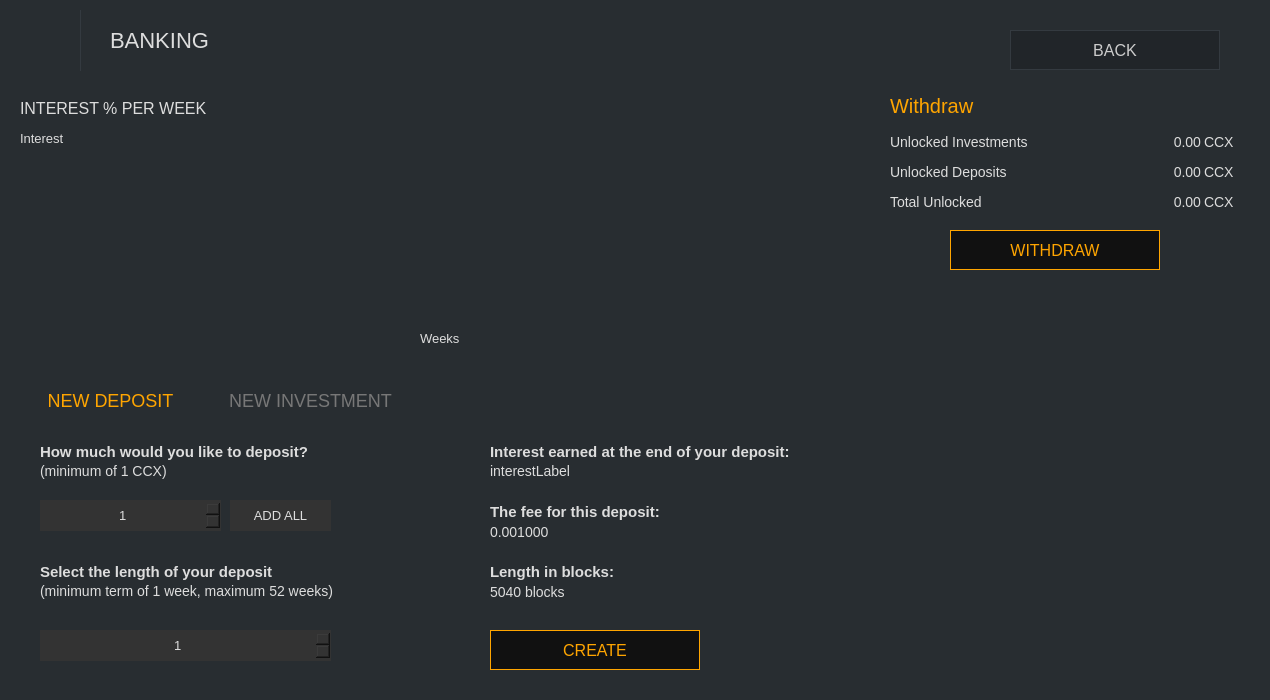
Qt form src/gui/ui/depositsframe.ui (ConcealNetwork/conceal-desktop) before a commit.
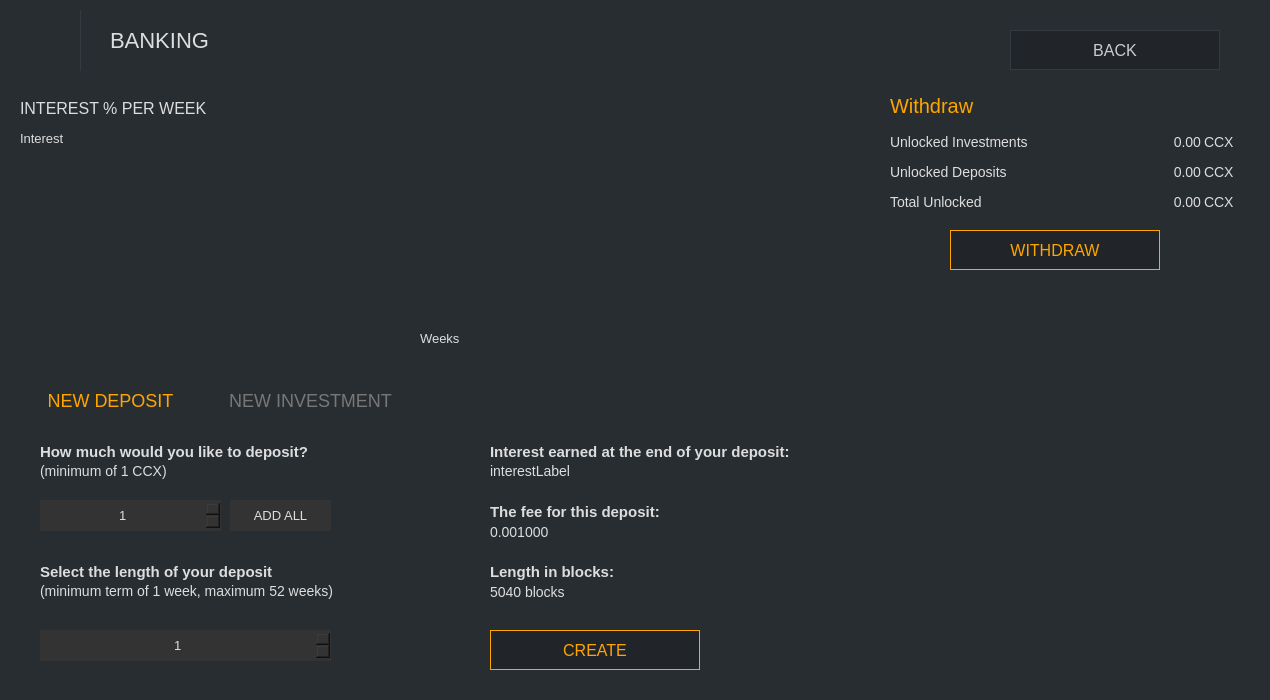
The same form after that commit. Icons and pictures are not drawn.

Commit message: Change button background color

```diff
--- a/src/gui/ui/depositsframe.ui
+++ b/src/gui/ui/depositsframe.ui
@@ -230,7 +230,7 @@
         </font>
        </property>
        <property name="styleSheet">
-        <string notr="true">QPushButton#m_depositButton {color: orange; background-color: #111111; border: 1px solid orange; font-size: 16px;}
+        <string notr="true">QPushButton#m_depositButton {color: orange; background-color: #212529; border: 1px solid orange; font-size: 16px;}
 
 QPushButton#m_depositButton:hover {color: orange; background-color: #111111; border: 2px solid orange; font-size: 16px;}</string>
        </property>
@@ -714,7 +714,7 @@
         </font>
        </property>
        <property name="styleSheet">
-        <string notr="true">QPushButton#m_withdrawButton {color: orange; background-color: #111111; border: 1px solid orange; font-size: 16px;}
+        <string notr="true">QPushButton#m_withdrawButton {color: orange; background-color: #212529; border: 1px solid orange; font-size: 16px;}
 
 QPushButton#m_withdrawButton:hover {color: orange; background-color: #111111; border: 2px solid orange; font-size: 16px;}</string>
        </property>
@@ -1055,7 +1055,7 @@
         </font>
        </property>
        <property name="styleSheet">
-        <string notr="true">color: orange; background-color: #111111; border: 1px solid orange; font-size: 16px;</string>
+        <string notr="true">color: orange; background-color: #212529; border: 1px solid orange; font-size: 16px;</string>
        </property>
        <property name="text">
         <string>CREATE</string>
```
Left out of the diff: 4 changed lines with no effect on the pictures. The commit also changes 21 other files.
